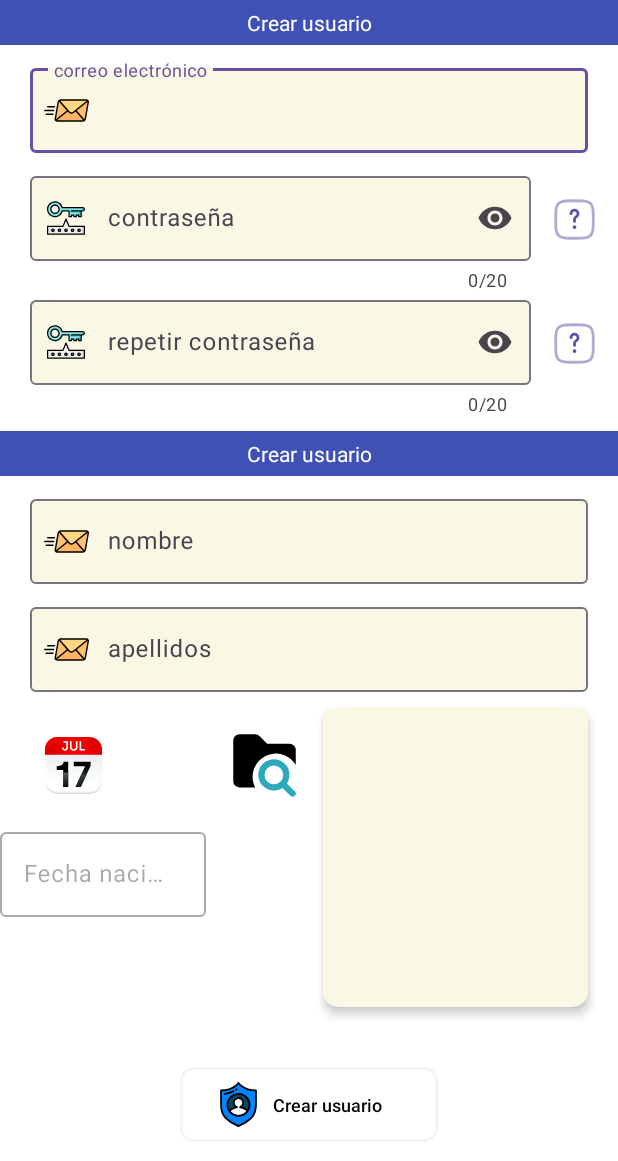
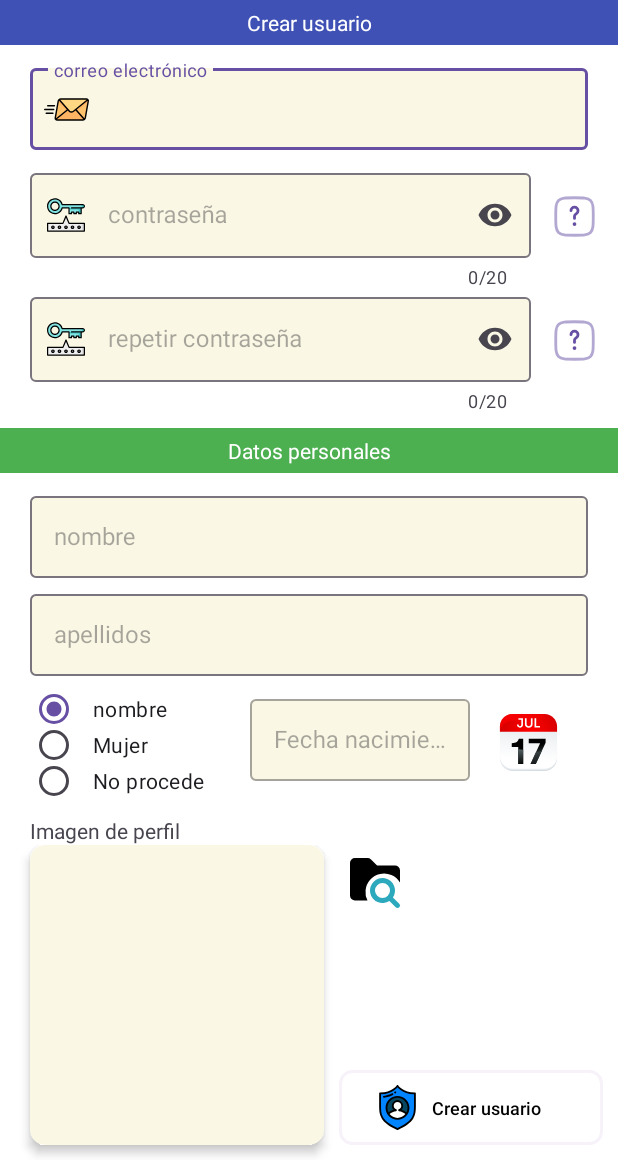
Before and after one commit to VictorHdezMartin/Login_Kotlin, an Android app: the UserCreateActivity screen opened directly, with no data from a screen before it, on a phone screen of 412 x 824 dp, the part 75-1236 px from its top. Run offline under Robolectric (Android 15) with nearby library versions, the phone set to English and light mode, and no system bars.

Commit message:
tercera tanda

```diff
--- a/app/build.gradle.kts
+++ b/app/build.gradle.kts
@@ -41,6 +41,9 @@ android {
 
 dependencies {
 
+// Kotlin Reflexion
+    implementation("org.jetbrains.kotlin:kotlin-reflect:1.9.24")
+
 // dependencia filament
     implementation(libs.filament.android)        // hay que copiarlo fichero: 'libs.versions.toml' -> filament-android = { group = "com.google.ar.sceneform", name = "filament-android", version.ref = "filamentAndroid" }
                                                  // para trabajar con gráficos 3D en Android
--- a/app/src/main/AndroidManifest.xml
+++ b/app/src/main/AndroidManifest.xml
@@ -4,6 +4,8 @@
 
     <uses-permission android:name="android.permission.INTERNET" />
     <uses-permission android:name="android.permission.POST_NOTIFICATIONS" />
+    <uses-permission android:name="android.permission.READ_EXTERNAL_STORAGE"/>
+    <uses-permission android:name="android.permission.WRITE_EXTERNAL_STORAGE"/>
 
     <application
         android:allowBackup="true"
--- a/app/src/main/java/com/example/login_kotlin/activities/UserCreateActivity.kt
+++ b/app/src/main/java/com/example/login_kotlin/activities/UserCreateActivity.kt
@@ -1,12 +1,16 @@
 package com.example.login_kotlin.activities
 
 import android.app.DatePickerDialog
+import android.graphics.BitmapFactory
+import android.net.Uri
 import android.os.Bundle
 import android.text.InputFilter
 import android.view.View
 import android.widget.EditText
 import android.widget.TextView
+import android.widget.Toast
 import androidx.activity.enableEdgeToEdge
+import androidx.activity.result.contract.ActivityResultContracts
 import androidx.appcompat.app.AppCompatActivity
 import androidx.core.view.ViewCompat
 import androidx.core.view.WindowInsetsCompat
@@ -18,6 +22,12 @@ import java.util.Locale
 class UserCreateActivity : AppCompatActivity() {
 
     lateinit var binding: ActivityUsercreateBinding
+
+    private val FILE_REQUEST_CODE = 1001
+ // Definir el ActivityResultLauncher para manejar el resultado del selector de archivos
+    private val getContent = registerForActivityResult(ActivityResultContracts.GetContent()) { uri: Uri? ->
+        uri?.let { loadImageIntoImageView(it) }
+    }
 
     private val calendar = Calendar.getInstance()                                                   // nos hace falta para instanciar el DATAPICKER
 
@@ -39,26 +49,52 @@ class UserCreateActivity : AppCompatActivity() {
         binding.userPasswordRepeat.counterMaxLength = maxPassword
         binding.userPasswordRepeat.editText!!.filters = arrayOf(InputFilter.LengthFilter(maxPassword))
 
+        binding.datePicker.setOnClickListener {
+            showDatePicker(binding.userNacimiento.editText)
+        }
+
+        binding.openExplorer.setOnClickListener {
+            openFileExplorer()
+        }
+
+        binding.userHombre.setOnClickListener {
+
+        }
+
+        binding.userMujer.setOnClickListener {
+
+        }
+
+        binding.userNoProcede.setOnClickListener {
+
+        }
+
         ViewCompat.setOnApplyWindowInsetsListener(binding.root) { v, insets ->
             val systemBars = insets.getInsets(WindowInsetsCompat.Type.systemBars())
             v.setPadding(systemBars.left, systemBars.top, systemBars.right, systemBars.bottom)
             insets
         }
-
-       binding.datePicker.setOnClickListener{
-
-           showDatePicker(binding.userNacimiento.editText)
-
-
-       }
-
-
     }
 
+// Función para abrir el explorador de archivos y elegir una imagen
+    private fun openFileExplorer() {
+        getContent.launch("image/*") // solo imagenes
+}
 
+// Metodo para cargar la imagen en el ImageView usando la URI
+    private fun loadImageIntoImageView(uri: Uri) {
+        try {
+            val inputStream = contentResolver.openInputStream(uri)  // Obtener un InputStream de la URI
+            val bitmap = BitmapFactory.decodeStream(inputStream)    // Decodificar la imagen a Bitmap
+            binding.userImagen.setImageBitmap(bitmap)               // Establecer la imagen en el ImageView  <- cargamos la imagen
+            inputStream?.close()                                    // Cerrar el InputStream
+        } catch (e: Exception) {
+            e.printStackTrace()
+            Toast.makeText(this, "Error al cargar la imagen", Toast.LENGTH_SHORT).show()
+        }
+    }
 
-
-    // Funcion para generar un DATEPICKER desde código ------------------------------------------------
+// Funcion para generar un DATEPICKER desde código ------------------------------------------------
     private fun showDatePicker(vista: View?) {
         var hora: String
         val datePickerDialog = DatePickerDialog(
--- a/app/src/main/res/layout/activity_usercreate.xml
+++ b/app/src/main/res/layout/activity_usercreate.xml
@@ -37,22 +37,30 @@
             android:textSize="14sp"/>
     </LinearLayout>
 
+
+    <ScrollView
+        android:layout_width="match_parent"
+        android:layout_height="match_parent">
+
+        <LinearLayout
+            android:layout_width="match_parent"
+            android:layout_height="wrap_content"
+            android:orientation="vertical">
+
+<!-- Correo electronico -->
         <com.google.android.material.textfield.TextInputLayout
+            style="@style/TextInputLayout"
             android:id="@+id/userEmailCreate"
             android:layout_width="match_parent"
-        android:layout_height="wrap_content"
-        android:layout_marginTop="10dp"
-        android:layout_marginHorizontal="20dp"
-        android:gravity="center"
+            android:layout_height="60dp"
             android:hint="@string/userEmail"
-        app:boxBackgroundColor="@color/amarilloFlojo"
-        app:startIconDrawable="@drawable/icono_email"
-        app:startIconTint="@null">
+            app:startIconDrawable="@drawable/icono_email">
 
             <com.google.android.material.textfield.TextInputEditText
+                style="@style/TextInputEditText"
                 android:layout_width="match_parent"
                 android:layout_height="match_parent"
-            android:inputType="textEmailAddress" />
+                android:inputType="textEmailAddress"/>
         </com.google.android.material.textfield.TextInputLayout>
 
         <LinearLayout
@@ -61,29 +69,28 @@
             android:orientation="horizontal"
             android:layout_marginTop="10dp">
 
+<!-- Contraseña -->
             <com.google.android.material.textfield.TextInputLayout
+                style="@style/TextInputLayout"
                 android:id="@+id/userPasswordCreate"
                 android:layout_width="0dp"
                 android:layout_height="wrap_content"
                 android:layout_weight="1"
-
-            android:layout_marginLeft="20dp"
+                android:layout_marginRight="0dp"
+                android:layout_marginTop="0dp"
                 android:hint="@string/userPassword"
-            app:boxBackgroundColor="@color/amarilloFlojo"
                 app:counterEnabled="true"
-            app:counterMaxLength="16"
                 app:endIconMode="password_toggle"
-            app:startIconDrawable="@drawable/icono_password"
-            app:startIconTint="@null">
+                app:startIconDrawable="@drawable/icono_password">
 
                 <com.google.android.material.textfield.TextInputEditText
+                    style="@style/TextInputEditText"
                     android:layout_width="match_parent"
                     android:layout_height="wrap_content"
-                android:inputType="textPassword"
-                android:maxLength="16"
-                app:boxBackgroundColor="@color/amarilloFlojo" />
+                    android:inputType="textPassword"/>
             </com.google.android.material.textfield.TextInputLayout>
 
+<!-- Botón información de contraseña -->
             <Button
                 style="?attr/materialIconButtonStyle"
                 android:id="@+id/InfPassword1"
@@ -98,27 +105,29 @@
         android:layout_height="wrap_content"
         android:orientation="horizontal">
 
+<!-- Repetir contraseña -->
+
         <com.google.android.material.textfield.TextInputLayout
+            style="@style/TextInputLayout"
             android:id="@+id/userPasswordRepeat"
             android:layout_width="0dp"
             android:layout_height="wrap_content"
             android:layout_weight="1"
-
-            android:layout_marginLeft="20dp"
+            android:layout_marginRight="0dp"
+            android:layout_marginTop="0dp"
             android:hint="@string/userPasswordRepetir"
-            app:boxBackgroundColor="@color/amarilloFlojo"
             app:counterEnabled="true"
             app:endIconMode="password_toggle"
-            app:startIconDrawable="@drawable/icono_password"
-            app:startIconTint="@null">
+            app:startIconDrawable="@drawable/icono_password">
 
             <com.google.android.material.textfield.TextInputEditText
+                style="@style/TextInputEditText"
                 android:layout_width="match_parent"
                 android:layout_height="wrap_content"
-                android:inputType="textPassword"
-                app:boxBackgroundColor="@color/amarilloFlojo" />
+                android:inputType="textPassword"/>
         </com.google.android.material.textfield.TextInputLayout>
 
+<!-- Botón información de repetir contraseña -->
         <Button
             style="?attr/materialIconButtonStyle"
             android:id="@+id/InfPassword2"
@@ -128,130 +137,185 @@
             app:iconSize="30dp"/>
     </LinearLayout>
 
-
 <!--  DATOS PERSONALES -->
 
     <TextView
         android:layout_width="match_parent"
         android:layout_marginTop="10dp"
         android:layout_height="30dp"
-        android:background="@color/indigo"
+        android:background="@color/verdeOscuro"
         android:textColor="@color/white"
         android:gravity="center"
-        android:text="@string/crearCuenta"
+        android:text="@string/userDatosPersonales"
         android:textSize="14sp"/>
 
-
+ <!-- Nombre de usuario -->
     <com.google.android.material.textfield.TextInputLayout
+        style="@style/TextInputLayout"
         android:id="@+id/userNombre"
         android:layout_width="match_parent"
-        android:layout_height="wrap_content"
-        android:layout_marginTop="10dp"
-        android:layout_marginHorizontal="20dp"
-        android:gravity="center"
-        android:hint="@string/userNombre"
-        app:boxBackgroundColor="@color/amarilloFlojo"
-        app:startIconDrawable="@drawable/icono_email"
-        app:startIconTint="@null">
+        android:layout_height="60dp"
+        android:hint="@string/userNombre">
 
         <com.google.android.material.textfield.TextInputEditText
+            style="@style/TextInputEditText"
             android:layout_width="match_parent"
-            android:layout_height="match_parent"
-            android:inputType="textEmailAddress" />
+            android:layout_height="match_parent"/>
     </com.google.android.material.textfield.TextInputLayout>
 
+<!-- Apellidos -->
     <com.google.android.material.textfield.TextInputLayout
+        style="@style/TextInputLayout"
         android:id="@+id/userApellidos"
         android:layout_width="match_parent"
-        android:layout_height="wrap_content"
-        android:layout_marginTop="10dp"
-        android:layout_marginHorizontal="20dp"
-        android:gravity="center"
-        android:hint="@string/userApellidos"
-        app:boxBackgroundColor="@color/amarilloFlojo"
-        app:startIconDrawable="@drawable/icono_email"
-        app:startIconTint="@null">
+        android:layout_height="60dp"
+        android:layout_marginTop="5dp"
+        android:hint="@string/userApellidos">
 
         <com.google.android.material.textfield.TextInputEditText
+            style="@style/TextInputEditText"
             android:layout_width="match_parent"
-            android:layout_height="match_parent"
-            android:inputType="textEmailAddress" />
+            android:layout_height="wrap_content"/>
     </com.google.android.material.textfield.TextInputLayout>
 
     <LinearLayout
         android:layout_width="match_parent"
         android:layout_height="wrap_content"
-        android:orientation="horizontal"
-        android:layout_marginTop="10dp">
+        android:orientation="horizontal">
 
-
-        <LinearLayout
+<!-- User Género -->
+        <RadioGroup
+            android:checkedButton="@+id/userGenero"
             android:layout_width="0dp"
             android:layout_height="wrap_content"
-            android:layout_weight="1"
-            android:orientation="vertical">
+            android:layout_weight="3"
+            android:layout_marginTop="10dp"
+            android:layout_marginLeft="20dp">
 
-            <Button
-                style="?attr/materialIconButtonStyle"
-                android:id="@+id/datePicker"
-                android:layout_width="wrap_content"
-                android:layout_height="wrap_content"
-                android:layout_marginHorizontal="10dp"
-                app:icon="@drawable/icono_calendario"
-                app:iconSize="50dp"
-                app:iconTint="@null"/>
+            <RadioButton
+                android:id="@+id/userHombre"
+                android:layout_width="match_parent"
+                android:layout_height="24dp"
+                android:enabled="true"
+                android:checked="true"
+                android:paddingStart="10dp"
+                android:text="@string/userNombre"/>
+            <RadioButton
+                android:id="@+id/userMujer"
+                android:layout_width="match_parent"
+                android:layout_height="24dp"
+                android:checked="false"
+                android:enabled="true"
+                android:paddingStart="10dp"
+                android:text="@string/userMujer"/>
+            <RadioButton
+                android:id="@+id/userNoProcede"
+                android:layout_width="match_parent"
+                android:layout_height="24dp"
+                android:checked="false"
+                android:enabled="true"
+                android:paddingStart="10dp"
+                android:text="@string/userNoProcede"/>
+        </RadioGroup>
 
+<!-- Fecha de nacimiento -->
         <com.google.android.material.textfield.TextInputLayout
+            style="@style/TextInputLayout"
             android:id="@+id/userNacimiento"
-                android:layout_width="match_parent"
-                android:layout_height="wrap_content"
+            android:layout_width="0dp"
+            android:layout_height="60dp"
+            android:layout_marginTop="5dp"
+            android:layout_weight="3"
+            android:layout_marginHorizontal="0dp"
             android:hint="Fecha nacimiento"
             android:clickable="false"
             android:focusable="false"
             android:enabled="false">
 
             <com.google.android.material.textfield.TextInputEditText
+                style="@style/TextInputEditText"
                 android:layout_width="match_parent"
-                    android:layout_height="wrap_content" />
+                android:layout_height="wrap_content"/>
         </com.google.android.material.textfield.TextInputLayout>
-        </LinearLayout>
 
-        <LinearLayout
+<!-- Botón DatePicker -->
+        <Button
+            style="?attr/materialIconButtonStyle"
+            android:id="@+id/datePicker"
             android:layout_width="0dp"
             android:layout_height="wrap_content"
             android:layout_weight="2"
+            android:layout_marginTop="5dp"
+            android:layout_marginHorizontal="0dp"
+            app:icon="@drawable/icono_calendario"
+            app:iconSize="50dp"
+            app:iconTint="@null"/>
+    </LinearLayout>
+
+<!-- imagen de perfil -->
+        <TextView
+            android:layout_width="match_parent"
+            android:layout_height="match_parent"
+            android:layout_marginTop="10dp"
+            android:layout_marginHorizontal="20dp"
+            android:text="@string/userImagen"/>
+
+            <LinearLayout
+                android:layout_width="match_parent"
+                android:layout_height="wrap_content"
                 android:orientation="horizontal">
 
-            <Button
-                style="?attr/materialIconButtonStyle"
-                android:id="@+id/userImagen"
-                android:layout_width="wrap_content"
-                android:layout_height="wrap_content"
-                app:icon="@drawable/icono_folder"
-                app:iconTint="@null"
-                app:iconSize="50dp"/>
-
+<!-- CardView foto imagen perfil -->
                 <androidx.cardview.widget.CardView
                     android:layout_width="0dp"
                     android:layout_height="200dp"
                     android:layout_weight="1"
                     android:layout_marginBottom="10dp"
-                android:layout_marginRight="20dp"
+                    android:layout_marginLeft="20dp"
                     app:cardCornerRadius="10dp"
                     app:cardElevation="4dp"
                     app:cardBackgroundColor="@color/amarilloFlojo">
+
+                    <ImageView
+                        android:id="@+id/userImagen"
+                        android:layout_width="match_parent"
+                        android:layout_height="match_parent"
+                        android:scaleType="centerCrop"/>
+
                 </androidx.cardview.widget.CardView>
-        </LinearLayout>
 
-    </LinearLayout>
+                <LinearLayout
+                    android:layout_width="0dp"
+                    android:layout_height="match_parent"
+                    android:orientation="vertical"
+                    android:layout_weight="1">
 
+<!-- Botón buscar imagen perfil -->
+                <Button
+                    style="?attr/materialIconButtonStyle"
+                    android:id="@+id/openExplorer"
+                    android:layout_width="wrap_content"
+                    android:layout_height="0dp"
+                    android:layout_weight="1"
+                    android:layout_marginTop="0dp"
+                    app:icon="@drawable/icono_folder"
+                    app:iconTint="@null"
+                    app:iconSize="40dp"/>
+
+                    <Space
+                        android:layout_width="match_parent"
+                        android:layout_height="0dp"
+                        android:layout_weight="2"/>
+
+<!-- Botón de crear cuenta de usuario -->
                 <Button
                     android:id="@+id/CrearCuenta"
                     style="@style/Widget.Material3.Button.ElevatedButton"
                     android:layout_width="match_parent"
-        android:layout_height="50dp"
-        android:layout_marginTop="30dp"
-        android:layout_marginHorizontal="120dp"
+                    android:layout_height="0dp"
+                    android:layout_weight="1"
+                    android:layout_marginHorizontal="10dp"
+                    android:layout_marginBottom="10dp"
                     android:background="@drawable/button_background"
                     android:text="@string/crearCuenta"
                     android:textAlignment="textStart"
@@ -261,5 +325,8 @@
                     app:iconGravity="start"
                     app:iconSize="30dp"
                     app:iconTint="@null" />
-
                 </LinearLayout>
+            </LinearLayout>
+        </LinearLayout>
+    </ScrollView>
+</LinearLayout>
--- a/app/src/main/res/layout/activity_userlogin.xml
+++ b/app/src/main/res/layout/activity_userlogin.xml
@@ -41,18 +41,15 @@
     </LinearLayout>
 
     <com.google.android.material.textfield.TextInputLayout
+        style="@style/TextInputLayout"
         android:id="@+id/userEmail"
         android:layout_width="match_parent"
         android:layout_height="wrap_content"
-        android:layout_marginTop="10dp"
-        android:layout_marginHorizontal="20dp"
-        android:gravity="center"
         android:hint="@string/userEmail"
-        app:boxBackgroundColor="@color/amarilloFlojo"
-        app:startIconDrawable="@drawable/icono_email"
-        app:startIconTint="@null">
+        app:startIconDrawable="@drawable/icono_email">
 
         <com.google.android.material.textfield.TextInputEditText
+            style="@style/TextInputEditText"
             android:layout_width="match_parent"
             android:layout_height="match_parent"
             android:inputType="textEmailAddress" />
@@ -65,24 +62,23 @@
         android:layout_marginTop="10dp">
 
         <com.google.android.material.textfield.TextInputLayout
+            style="@style/TextInputLayout"
             android:id="@+id/userPassword"
             android:layout_width="0dp"
             android:layout_height="wrap_content"
             android:layout_weight="1"
+            android:layout_marginTop="0dp"
             android:layout_marginLeft="20dp"
             android:hint="@string/userPassword"
-            app:boxBackgroundColor="@color/amarilloFlojo"
             app:counterEnabled="true"
-
             app:endIconMode="password_toggle"
-            app:startIconDrawable="@drawable/icono_password"
-            app:startIconTint="@null">
+            app:startIconDrawable="@drawable/icono_password">
 
             <com.google.android.material.textfield.TextInputEditText
+                style="@style/TextInputEditText"
                 android:layout_width="match_parent"
                 android:layout_height="wrap_content"
-                android:inputType="textPassword"
-                app:boxBackgroundColor="@color/amarilloFlojo" />
+                android:inputType="textPassword"/>
         </com.google.android.material.textfield.TextInputLayout>
 
         <Button
--- a/app/src/main/res/values/colors.xml
+++ b/app/src/main/res/values/colors.xml
@@ -10,6 +10,7 @@
     <color name="amarilloFlojo">#FAF8E5</color>
     <color name="grisClaro">#F4F3F3</color>
     <color name="indigo">#3F51B5</color>
+    <color name="verdeOscuro">#4CAF50</color>
 
     <color name="primaryColor">#F6DF03</color>
     <color name="primaryColorVariat">#938505</color>
--- a/app/src/main/res/values/strings.xml
+++ b/app/src/main/res/values/strings.xml
@@ -14,10 +14,14 @@
     <!-- Ventana de Crear cuenta  -->
     <string name="crearCuenta_layout">Crear usuario</string>
     <string name="userPasswordRepetir">repetir contraseña</string>
+    <string name="userDatosPersonales">Datos personales</string>
     <string name="userNombre">nombre</string>
     <string name="userApellidos">apellidos</string>
     <string name="userTelefono">teléfono</string>
-
+    <string name="userImagen">Imagen de perfil</string>
+    <string name="userHombre">Hombre</string>
+    <string name="userMujer">Mujer</string>
+    <string name="userNoProcede">No procede</string>
 
 
     <!-- Ventana de Verificar cuenta  -->
--- a/app/src/main/res/values/themes.xml
+++ b/app/src/main/res/values/themes.xml
@@ -6,4 +6,17 @@
     </style>
 
     <style name="Theme.Login_Kotlin" parent="Base.Theme.Login_Kotlin" />
+
+    <style name="TextInputLayout" parent="Theme.Material3.DayNight.NoActionBar">
+        <item name="boxBackgroundColor">@color/amarilloFlojo</item>
+        <item name="android:layout_marginTop">10dp</item>
+        <item name="android:layout_marginLeft">20dp</item>
+        <item name="android:layout_marginRight">20dp</item>
+        <item name="android:gravity">center</item>
+        <item name="startIconTint">@null</item>
+    </style>
+
+    <style name="TextInputEditText" parent="Theme.Material3.DayNight.NoActionBar">
+        <item name="android:textSize">16sp</item>
+    </style>
 </resources>
```
Lines whose indentation alone changed are shown as unchanged.
